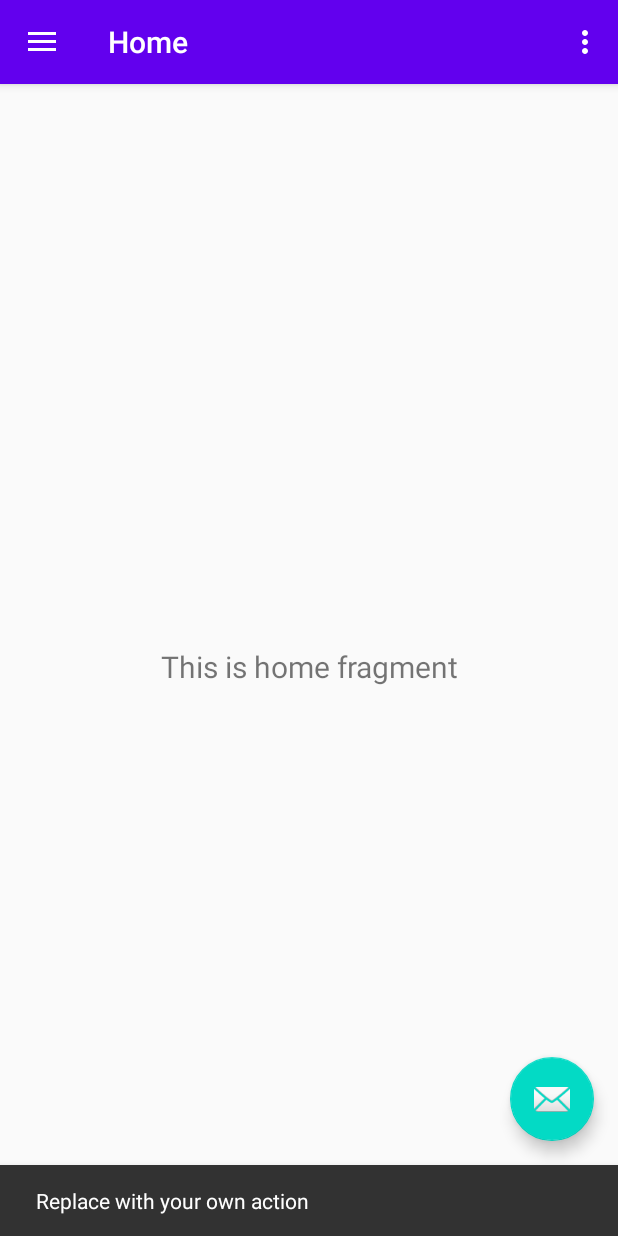
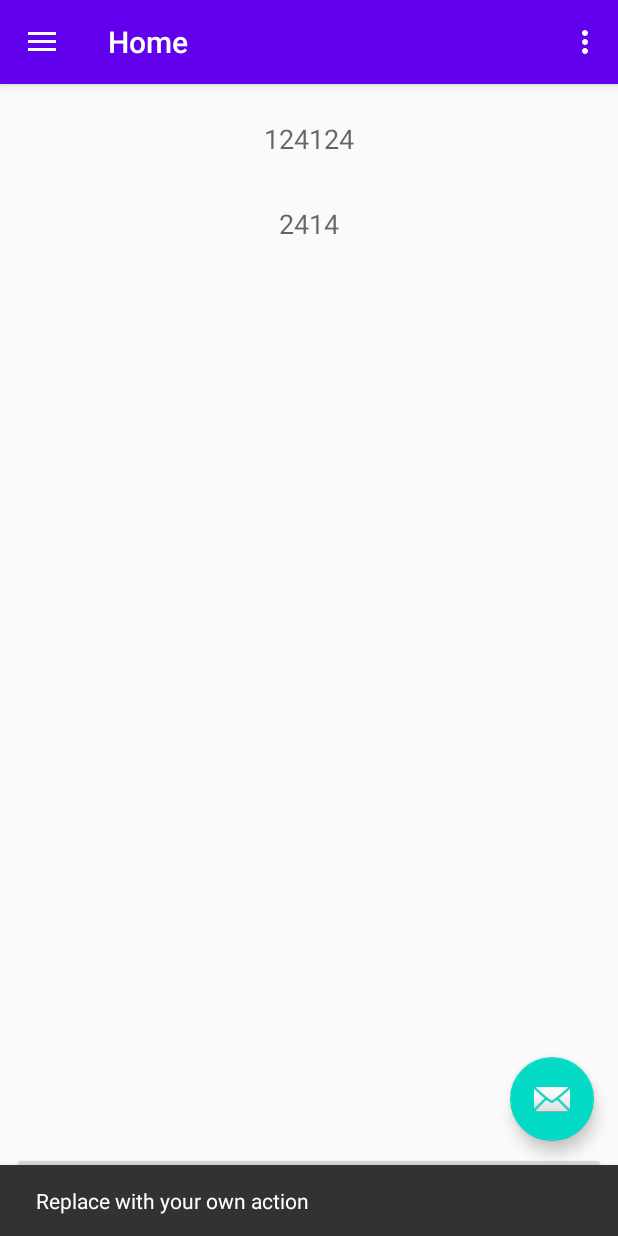
Before and after one commit to Nightnzh/Scanner, an Android app: the screen it shows after launch (MainActivity), after a tap on an icon or button, on a phone screen of 412 x 824 dp. Run offline under Robolectric (Android 15) with nearby library versions, the phone set to English and light mode, and no system bars; our stand-ins replace Room's generated code, navigation-ui.

Commit message:
add recyclerView ViewModel RoomDatabase

```diff
--- a/app/build.gradle
+++ b/app/build.gradle
@@ -36,4 +36,14 @@ dependencies {
     testImplementation 'junit:junit:4.12'
     androidTestImplementation 'androidx.test.ext:junit:1.1.1'
     androidTestImplementation 'androidx.test.espresso:espresso-core:3.2.0'
+
+    implementation 'com.google.android.gms:play-services-vision:16.2.0'
+    // Room components
+    implementation "androidx.room:room-runtime:$rootProject.roomVersion"
+    annotationProcessor "androidx.room:room-compiler:$rootProject.roomVersion"
+    androidTestImplementation "androidx.room:room-testing:$rootProject.roomVersion"
+
+// Lifecycle components
+    implementation "androidx.lifecycle:lifecycle-extensions:$rootProject.archLifecycleVersion"
+    annotationProcessor "androidx.lifecycle:lifecycle-compiler:$rootProject.archLifecycleVersion"
 }
--- /dev/null
+++ b/app/src/main/java/com/night/scanner/QrCodeRepository.java
@@ -0,0 +1,28 @@
+package com.night.scanner;
+
+import android.app.Application;
+
+import androidx.lifecycle.LiveData;
+
+import com.night.scanner.db.QrCodeDao;
+import com.night.scanner.db.QrCodeRoomDataBase;
+import com.night.scanner.model.QrCode;
+
+import java.util.List;
+
+public class QrCodeRepository {
+    private QrCodeDao qrCodeDao;
+    private LiveData<List<QrCode>> allQrCodes;
+
+    public QrCodeRepository(Application application){
+        QrCodeRoomDataBase db = QrCodeRoomDataBase.getDatabase(application);
+        qrCodeDao = db.qrCodeDao();
+        allQrCodes = qrCodeDao.getAll();
+    }
+    public LiveData<List<QrCode>> getAllQrCodes(){
+        return allQrCodes;
+    }
+    public void insert(QrCode qrCode){
+        qrCodeDao.insert(qrCode);
+    }
+}
--- /dev/null
+++ b/app/src/main/java/com/night/scanner/db/QrCodeDao.java
@@ -0,0 +1,25 @@
+package com.night.scanner.db;
+import androidx.lifecycle.LiveData;
+import androidx.room.Dao;
+import androidx.room.Delete;
+import androidx.room.Insert;
+import androidx.room.OnConflictStrategy;
+import androidx.room.Query;
+import com.night.scanner.model.QrCode;
+import java.util.List;
+
+@Dao
+public interface QrCodeDao {
+
+    @Insert(onConflict = OnConflictStrategy.REPLACE)
+    void insert(QrCode qrCode);
+
+    @Query("delete from qrCodes")
+    void deleteAll();
+
+    @Delete
+    void deleteItem(QrCode qrCode);
+
+    @Query("select * from qrCodes")
+    LiveData<List<QrCode>> getAll();
+}
--- /dev/null
+++ b/app/src/main/java/com/night/scanner/db/QrCodeRoomDataBase.java
@@ -0,0 +1,53 @@
+package com.night.scanner.db;
+import android.content.Context;
+import androidx.annotation.NonNull;
+import androidx.room.Database;
+import androidx.room.Room;
+import androidx.room.RoomDatabase;
+import androidx.sqlite.db.SupportSQLiteDatabase;
+import com.night.scanner.model.QrCode;
+
+import java.util.concurrent.ExecutorService;
+import java.util.concurrent.Executors;
+
+
+@Database(entities = {QrCode.class},version = 1,exportSchema = false)
+public abstract class QrCodeRoomDataBase extends RoomDatabase {
+    public abstract QrCodeDao qrCodeDao();
+    private static volatile QrCodeRoomDataBase INSTANCE;
+    private static final int NUMBER_OF_THREADS = 4;
+
+    static final ExecutorService databaseWriteExecutor =
+            Executors.newFixedThreadPool(NUMBER_OF_THREADS);
+
+    public static QrCodeRoomDataBase getDatabase(final Context context){
+        if(INSTANCE == null){
+            synchronized (QrCodeRoomDataBase.class){
+                if (INSTANCE==null){
+                    INSTANCE = Room.databaseBuilder(context,QrCodeRoomDataBase.class,"qrCodeDatabase")
+                            .addCallback(databaseCallback)
+                            .build();
+                }
+            }
+        }
+        return INSTANCE;
+    }
+
+    private static RoomDatabase.Callback databaseCallback = new RoomDatabase.Callback(){
+        @Override
+        public void onOpen(@NonNull SupportSQLiteDatabase db) {
+            super.onOpen(db);
+            databaseWriteExecutor.execute(new Runnable() {
+                @Override
+                public void run() {
+                    QrCodeDao dao = INSTANCE.qrCodeDao();
+                    dao.deleteAll();
+                    QrCode qrCode = new QrCode("124124");
+                    dao.insert(qrCode);
+                    qrCode = new QrCode("2414");
+                    dao.insert(qrCode);
+                }
+            });
+        }
+    };
+}
--- /dev/null
+++ b/app/src/main/java/com/night/scanner/model/QrCode.java
@@ -0,0 +1,22 @@
+package com.night.scanner.model;
+
+
+import androidx.annotation.NonNull;
+import androidx.room.Entity;
+import androidx.room.PrimaryKey;
+
+@Entity(tableName = "qrCodes")
+public class QrCode {
+
+    @PrimaryKey
+    @NonNull
+    private String qr;
+
+    public QrCode(String qr){
+        this.qr = qr;
+    }
+
+    public String getQr(){
+        return qr;
+    }
+}
--- a/app/src/main/java/com/night/scanner/ui/home/HomeFragment.java
+++ b/app/src/main/java/com/night/scanner/ui/home/HomeFragment.java
@@ -4,32 +4,43 @@ import android.os.Bundle;
 import android.view.LayoutInflater;
 import android.view.View;
 import android.view.ViewGroup;
-import android.widget.TextView;
+import android.widget.Button;
+import androidx.annotation.NonNull;
+import androidx.fragment.app.Fragment;
 
-import androidx.annotation.NonNull;
-import androidx.annotation.Nullable;
-import androidx.fragment.app.Fragment;
 import androidx.lifecycle.Observer;
 import androidx.lifecycle.ViewModelProviders;
+import androidx.recyclerview.widget.LinearLayoutManager;
+import androidx.recyclerview.widget.RecyclerView;
 
 import com.night.scanner.R;
+import com.night.scanner.model.QrCode;
+
+import java.util.List;
 
 public class HomeFragment extends Fragment {
 
     private HomeViewModel homeViewModel;
+    private Radapter radapter;
 
     public View onCreateView(@NonNull LayoutInflater inflater,
                              ViewGroup container, Bundle savedInstanceState) {
         homeViewModel =
                 ViewModelProviders.of(this).get(HomeViewModel.class);
         View root = inflater.inflate(R.layout.fragment_home, container, false);
-        final TextView textView = root.findViewById(R.id.text_home);
-        homeViewModel.getText().observe(getViewLifecycleOwner(), new Observer<String>() {
+        radapter = new Radapter(requireContext());
+        final RecyclerView recycler = root.findViewById(R.id.recycler);
+        Button buttonScan = root.findViewById(R.id.button_scan);
+        recycler.setHasFixedSize(true);
+        recycler.setLayoutManager(new  LinearLayoutManager(requireContext()));
+        recycler.setAdapter(radapter);
+        homeViewModel.getAllQrCodes().observe(getViewLifecycleOwner(), new Observer<List<QrCode>>() {
             @Override
-            public void onChanged(@Nullable String s) {
-                textView.setText(s);
+            public void onChanged(List<QrCode> qrCodes) {
+                radapter.setQrCodes(qrCodes);
             }
         });
+
         return root;
     }
 }
--- a/app/src/main/java/com/night/scanner/ui/home/HomeViewModel.java
+++ b/app/src/main/java/com/night/scanner/ui/home/HomeViewModel.java
@@ -1,19 +1,32 @@
 package com.night.scanner.ui.home;
 
+import android.app.Application;
+
+import androidx.lifecycle.AndroidViewModel;
 import androidx.lifecycle.LiveData;
 import androidx.lifecycle.MutableLiveData;
 import androidx.lifecycle.ViewModel;
 
-public class HomeViewModel extends ViewModel {
+import com.night.scanner.QrCodeRepository;
+import com.night.scanner.model.QrCode;
 
-    private MutableLiveData<String> mText;
+import java.util.List;
 
-    public HomeViewModel() {
-        mText = new MutableLiveData<>();
-        mText.setValue("This is home fragment");
+public class HomeViewModel extends AndroidViewModel {
+
+    private QrCodeRepository qrCodeRepository;
+    private LiveData<List<QrCode>> allQrCodes;
+
+    public HomeViewModel(Application application){
+        super(application);
+        qrCodeRepository = new QrCodeRepository(application);
+        allQrCodes = qrCodeRepository.getAllQrCodes();
     }
 
-    public LiveData<String> getText() {
-        return mText;
+    LiveData<List<QrCode>> getAllQrCodes(){
+        return allQrCodes;
+    }
+    public void insert(QrCode qrCode){
+        qrCodeRepository.insert(qrCode);
     }
 }
--- /dev/null
+++ b/app/src/main/java/com/night/scanner/ui/home/Radapter.java
@@ -0,0 +1,66 @@
+package com.night.scanner.ui.home;
+
+import android.content.Context;
+import android.view.LayoutInflater;
+import android.view.View;
+import android.view.ViewGroup;
+import android.widget.TextView;
+import androidx.annotation.NonNull;
+import androidx.recyclerview.widget.RecyclerView;
+import com.night.scanner.R;
+import com.night.scanner.model.QrCode;
+
+import java.util.List;
+
+public class Radapter extends RecyclerView.Adapter<Radapter.QrCodeViewHolder> {
+
+    private List<QrCode> qrCodes;
+    private final LayoutInflater layoutInflater;
+
+    Radapter(Context context){layoutInflater = LayoutInflater.from(context);}
+
+    @NonNull
+    @Override
+    public QrCodeViewHolder onCreateViewHolder(@NonNull ViewGroup parent, int viewType) {
+        View view = layoutInflater.inflate(R.layout.recycler_item,parent,false);
+        return new  QrCodeViewHolder(view);
+    }
+
+    @Override
+    public void onBindViewHolder(@NonNull QrCodeViewHolder holder, int position) {
+        holder.bindTO(qrCodes.get(position));
+    }
+
+    @Override
+    public int getItemCount() {
+        if(qrCodes != null){
+            return qrCodes.size();
+        }else {
+            return 0;
+        }
+    }
+
+    class QrCodeViewHolder extends RecyclerView.ViewHolder{
+        private TextView textViewQrCode;
+
+        QrCodeViewHolder(@NonNull View itemView) {
+            super(itemView);
+            textViewQrCode = itemView.findViewById(R.id.textView_qrcode);
+        }
+
+        void bindTO(QrCode qrCode){
+            textViewQrCode.setText(qrCode.getQr());
+        }
+    }
+
+    public List<QrCode> getQrCodes() {
+        return qrCodes;
+    }
+
+
+    public void setQrCodes(List<QrCode> list){
+        this.qrCodes = list;
+        notifyDataSetChanged();
+    }
+
+}
--- a/app/src/main/res/layout/fragment_home.xml
+++ b/app/src/main/res/layout/fragment_home.xml
@@ -6,16 +6,31 @@
     android:layout_height="match_parent"
     tools:context=".ui.home.HomeFragment">
 
-    <TextView
-        android:id="@+id/text_home"
-        android:layout_width="match_parent"
+    <Button
+        android:id="@+id/button_scan"
+        android:layout_width="0dp"
         android:layout_height="wrap_content"
         android:layout_marginStart="8dp"
+        android:layout_marginLeft="8dp"
+        android:layout_marginEnd="8dp"
+        android:layout_marginRight="8dp"
+        android:layout_marginBottom="8dp"
+        android:text="Scan"
+        app:layout_constraintBottom_toBottomOf="parent"
+        app:layout_constraintEnd_toEndOf="parent"
+        app:layout_constraintStart_toStartOf="parent" />
+
+    <androidx.recyclerview.widget.RecyclerView
+        android:id="@+id/recycler"
+        android:layout_width="0dp"
+        android:layout_height="0dp"
+        android:layout_marginStart="8dp"
+        android:layout_marginLeft="8dp"
         android:layout_marginTop="8dp"
         android:layout_marginEnd="8dp"
-        android:textAlignment="center"
-        android:textSize="20sp"
-        app:layout_constraintBottom_toBottomOf="parent"
+        android:layout_marginRight="8dp"
+        android:layout_marginBottom="8dp"
+        app:layout_constraintBottom_toTopOf="@+id/button_scan"
         app:layout_constraintEnd_toEndOf="parent"
         app:layout_constraintStart_toStartOf="parent"
         app:layout_constraintTop_toTopOf="parent" />
--- /dev/null
+++ b/app/src/main/res/layout/recycler_item.xml
@@ -0,0 +1,20 @@
+<?xml version="1.0" encoding="utf-8"?>
+<androidx.constraintlayout.widget.ConstraintLayout xmlns:android="http://schemas.android.com/apk/res/android"
+    xmlns:app="http://schemas.android.com/apk/res-auto"
+    xmlns:tools="http://schemas.android.com/tools"
+    android:layout_width="match_parent"
+    android:layout_height="wrap_content">
+
+    <TextView
+        android:id="@+id/textView_qrcode"
+        android:layout_width="wrap_content"
+        android:layout_height="wrap_content"
+        android:layout_marginTop="16dp"
+        android:layout_marginBottom="16dp"
+        android:text="TextView"
+        android:textAppearance="@style/TextAppearance.AppCompat.Medium"
+        app:layout_constraintBottom_toBottomOf="parent"
+        app:layout_constraintEnd_toEndOf="parent"
+        app:layout_constraintStart_toStartOf="parent"
+        app:layout_constraintTop_toTopOf="parent" />
+</androidx.constraintlayout.widget.ConstraintLayout>
```
